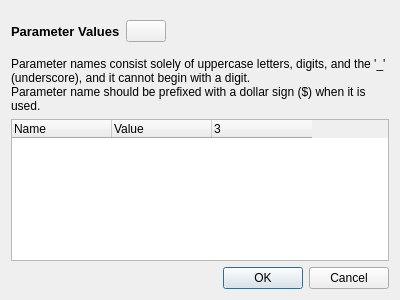
Before: the Qt Designer form baramFlow/view/solution/run/user_parameters_dialog.ui in nextfoam/baram, drawn with Qt 5.
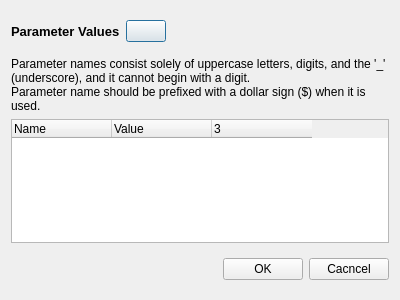
After: the same form once the commit is applied. Icons and pictures are not drawn. Custom widgets are drawn as their Qt base class.

Commit message: baram#478 User Parameter 이름을 빈 문자열로 저장 가능한 버그 수정

```diff
--- a/baramFlow/view/solution/run/user_parameters_dialog.ui
+++ b/baramFlow/view/solution/run/user_parameters_dialog.ui
@@ -103,13 +103,39 @@
     </widget>
    </item>
    <item>
-    <widget class="QDialogButtonBox" name="buttonBox">
-     <property name="orientation">
-      <enum>Qt::Horizontal</enum>
-     </property>
-     <property name="standardButtons">
-      <set>QDialogButtonBox::Cancel|QDialogButtonBox::Ok</set>
-     </property>
+    <widget class="QWidget" name="widget_2" native="true">
+     <layout class="QHBoxLayout" name="horizontalLayout_2">
+      <property name="rightMargin">
+       <number>0</number>
+      </property>
+      <item>
+       <spacer name="horizontalSpacer_2">
+        <property name="orientation">
+         <enum>Qt::Horizontal</enum>
+        </property>
+        <property name="sizeHint" stdset="0">
+         <size>
+          <width>208</width>
+          <height>20</height>
+         </size>
+        </property>
+       </spacer>
+      </item>
+      <item>
+       <widget class="QPushButton" name="ok">
+        <property name="text">
+         <string>OK</string>
+        </property>
+       </widget>
+      </item>
+      <item>
+       <widget class="QPushButton" name="cancel">
+        <property name="text">
+         <string>Cacncel</string>
+        </property>
+       </widget>
+      </item>
+     </layout>
     </widget>
    </item>
   </layout>
```
Left out of the diff: 35 changed lines with no effect on the pictures. The commit also changes 1 other file.
